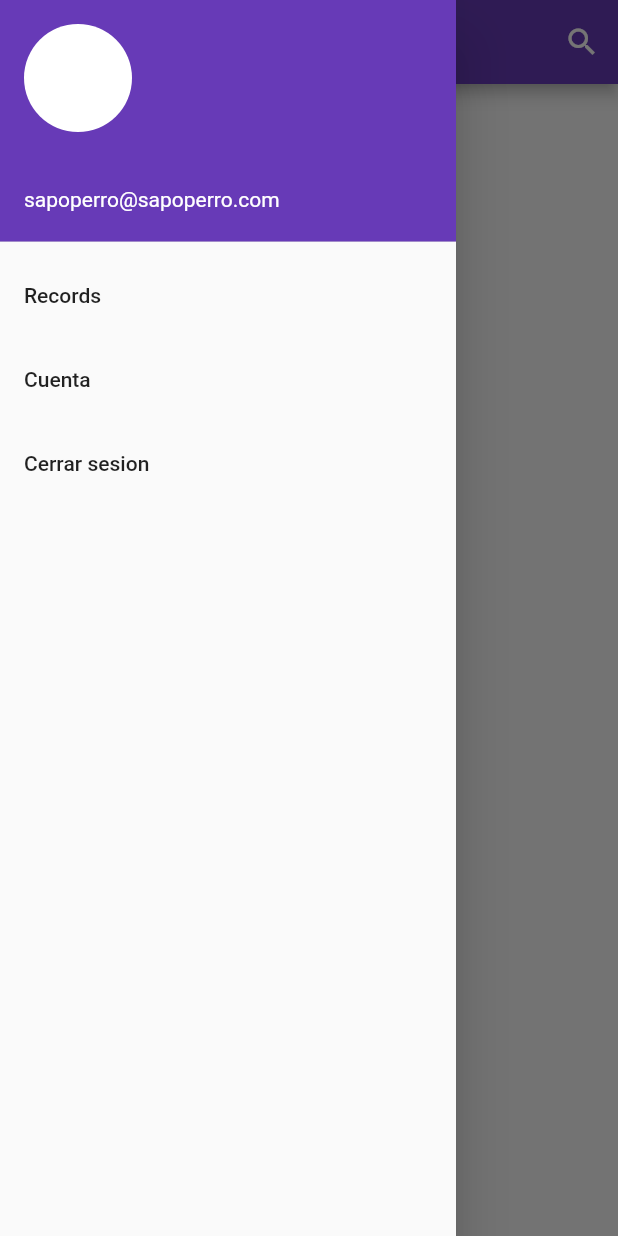
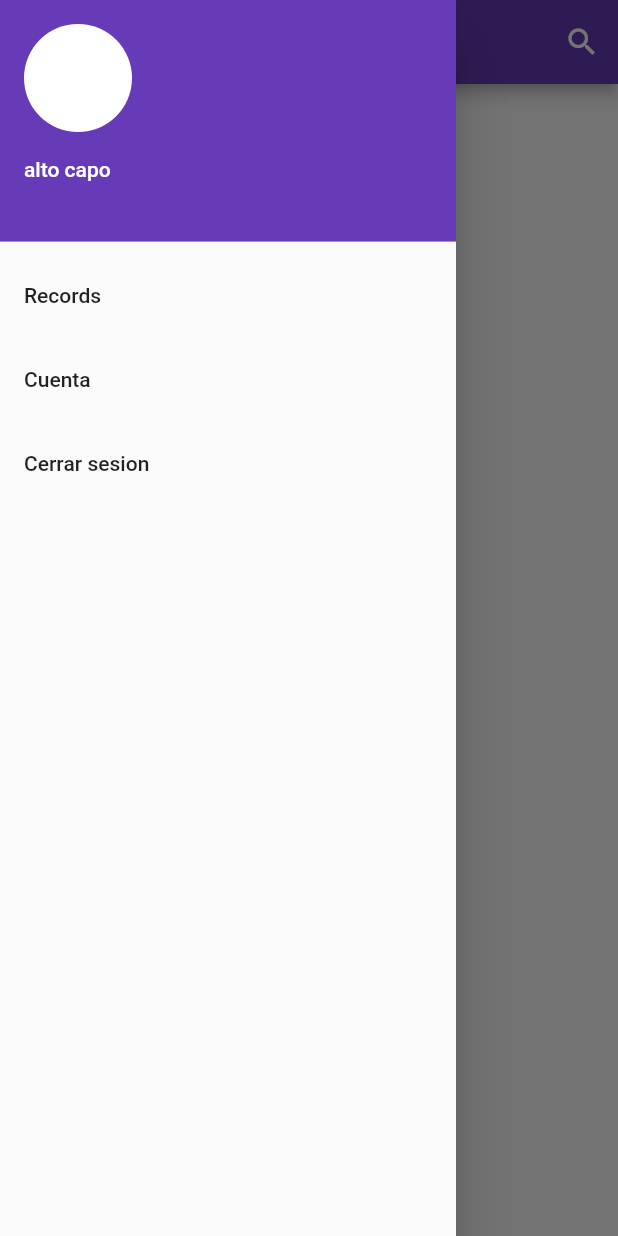
Before and after one commit to ElZaWarudo/Arcade, a Flutter app: the Home screen opened directly with empty values, with the side drawer open, on a phone screen of 412 x 824 dp. Run offline on Flutter 3.47's test engine with Material 2 defaults, Android fonts, the phone set to English and light mode, and no system bars; our stand-ins replace bloc, cloud_firestore, equatable, firebase_auth, firebase_core, flutter_bloc and 3 more; missing offline and left inert: flutter_webview_plugin; accounts and stored records are empty.

Commit message:
1.0.0
Funciona xd

```diff
--- a/arcade/lib/main.dart
+++ b/arcade/lib/main.dart
@@ -7,6 +7,7 @@ import 'package:arcade/sauce/bloc/autenticacion/aut_state.dart';
 import 'file:///C:/Users/Mayor/Documents/GitHub/Arcade/arcade/lib/sauce/bloc/delegates/reg_delegate.dart';
 import 'package:arcade/sauce/repository/User_repo.dart';
 import 'package:flutter/material.dart';
+import 'package:flutter/services.dart';
 import 'package:flutter_bloc/flutter_bloc.dart';
 import 'package:firebase_core/firebase_core.dart';
 
@@ -20,6 +21,7 @@ Future <void>main() async{
       ..add(AppStarted()),
     child: App(userRepo: userRepo),
   );
+  await SystemChrome.setPreferredOrientations([DeviceOrientation.portraitUp]);
   runApp(app);
 }
 
--- a/arcade/lib/sauce/models/juegos.dart
+++ b/arcade/lib/sauce/models/juegos.dart
@@ -1,9 +1,9 @@
 import 'package:cloud_firestore/cloud_firestore.dart';
 
 class Juego{
-  final String id, nombre, descripcion, url;
+  final String id, nombre, descripcion, url, UrlJuego;
 
-  const Juego(this.id, this.nombre, this.descripcion, this.url);
+  const Juego(this.id, this.nombre, this.descripcion, this.url,this.UrlJuego);
 
 
   static Juego fromSnapshot(DocumentSnapshot snapshot){
@@ -11,7 +11,8 @@ class Juego{
       snapshot.id,
       snapshot.data()['Nombre'],
       snapshot.data()['Descripción'],
-      snapshot.data()['Url']
+      snapshot.data()['Url'],
+      snapshot.data()['Juego']
     );
   }
 }
--- a/arcade/lib/sauce/repository/Juego_repo.dart
+++ b/arcade/lib/sauce/repository/Juego_repo.dart
@@ -5,7 +5,7 @@ class JueRepo{
   final databaseReference=FirebaseFirestore.instance;
 
   Stream<List<Juego>> getJuegos(){
-    return databaseReference.collection("juegos").snapshots()
+    return databaseReference.collection("Juegos").snapshots()
         .map((snapshot){
           return snapshot.docs.map((doc) => Juego.fromSnapshot(doc)).toList();
     });
--- a/arcade/lib/sauce/vistas/Home/Tarjetas.dart
+++ b/arcade/lib/sauce/vistas/Home/Tarjetas.dart
@@ -1,16 +1,28 @@
 import 'package:arcade/sauce/bloc/juegos/jue_bloc.dart';
 import 'package:arcade/sauce/models/juegos.dart';
+import 'package:arcade/sauce/vistas/WebGame.dart';
+import 'package:flutter_webview_plugin/flutter_webview_plugin.dart';
 import 'package:flutter/material.dart';
+import 'package:flutter/services.dart';
 import 'package:flutter_bloc/flutter_bloc.dart';
 import 'package:font_awesome_flutter/font_awesome_flutter.dart';
 
 class Tarjetas extends StatefulWidget {
+  String Nombre;
+
+  Tarjetas(this.Nombre);
+
   @override
-  _TarjetasState createState() => _TarjetasState();
+  _TarjetasState createState() => _TarjetasState(Nombre);
 }
 
 class _TarjetasState extends State<Tarjetas> {
+  String Nombre;
   List<Juego> juegosList = [];
+
+
+  _TarjetasState(this.Nombre);
+
   @override
   Widget build(BuildContext context) {
     return BlocBuilder<JueBloc, JueState>(builder: (context, state) {
@@ -43,14 +55,16 @@ class _TarjetasState extends State<Tarjetas> {
                         juegosList[index].nombre,
                         juegosList[index].url,
                         juegosList[index].descripcion,
+                        juegosList[index].UrlJuego);
+                  },
+                ),
         );
-                    }));
       }
       return Container();
     });
   }
 
-  Widget GameUI(String nombre, String imagen, String descripcion) {
+  Widget GameUI(String nombre, String imagen, String descripcion, String Url) {
     return Card(
       elevation: 10.0,
       margin: EdgeInsets.all(14.0),
@@ -88,10 +102,13 @@ class _TarjetasState extends State<Tarjetas> {
                 color: Colors.deepPurple,
                 textColor: Colors.white,
                 onPressed: () {
-
-                  }
+                  Navigator.push(
+                    context,
+                    MaterialPageRoute(builder: (context) => WebGame(Url, Nombre)),
+                  );
+                },
               ),
-            )
+            ),
           ],
         ),
       ),
--- a/arcade/lib/sauce/vistas/Home/home.dart
+++ b/arcade/lib/sauce/vistas/Home/home.dart
@@ -1,3 +1,5 @@
+import 'package:arcade/sauce/bloc/autenticacion/aut_event.dart';
+import 'package:arcade/sauce/bloc/autenticacion/bloc.dart';
 import 'package:arcade/sauce/bloc/juegos/jue_bloc.dart';
 import 'package:arcade/sauce/repository/Juego_repo.dart';
 import 'package:arcade/sauce/vistas/Home/Tarjetas.dart';
@@ -29,8 +31,8 @@ class Home extends StatelessWidget {
             padding: EdgeInsets.zero,
             children: <Widget>[
               UserAccountsDrawerHeader(
-                accountName: Text(name),
-                accountEmail: Text('sapoperro@sapoperro.com'),
+                accountName: Text('alto capo'),
+                accountEmail: Text(name),
                 decoration: BoxDecoration(color: Colors.deepPurple),
                 currentAccountPicture:
                     CircleAvatar(backgroundColor: Colors.white),
@@ -43,16 +45,18 @@ class Home extends StatelessWidget {
               ),
               ListTile(
                 title: Text('Cerrar sesion'),
+                onTap: (){
+                  BlocProvider.of<AutBloc>(context).add(LoggedOut());
+                }
               ),
             ],
           ),
         ),
         body: Container(
           padding: const EdgeInsets.symmetric(horizontal: 10),
-          child: Tarjetas(),
+          child: Tarjetas(name),
         ),
       ),
     );
   }
 }
-//BlocProvider.of<AutBloc>(context).add(LoggedOut());
--- a/arcade/pubspec.yaml
+++ b/arcade/pubspec.yaml
@@ -31,6 +31,7 @@ dependencies:
   flutter_bloc:
   equatable:
   rxdart:
+  flutter_webview_plugin:
   font_awesome_flutter:
   meta:
 
```
Also changed, not shown: arcade/lib/sauce/vistas/WebGame.dart (added, +53 -0 lines), arcade/pubspec.lock. Lines whose indentation alone changed are shown as unchanged.
